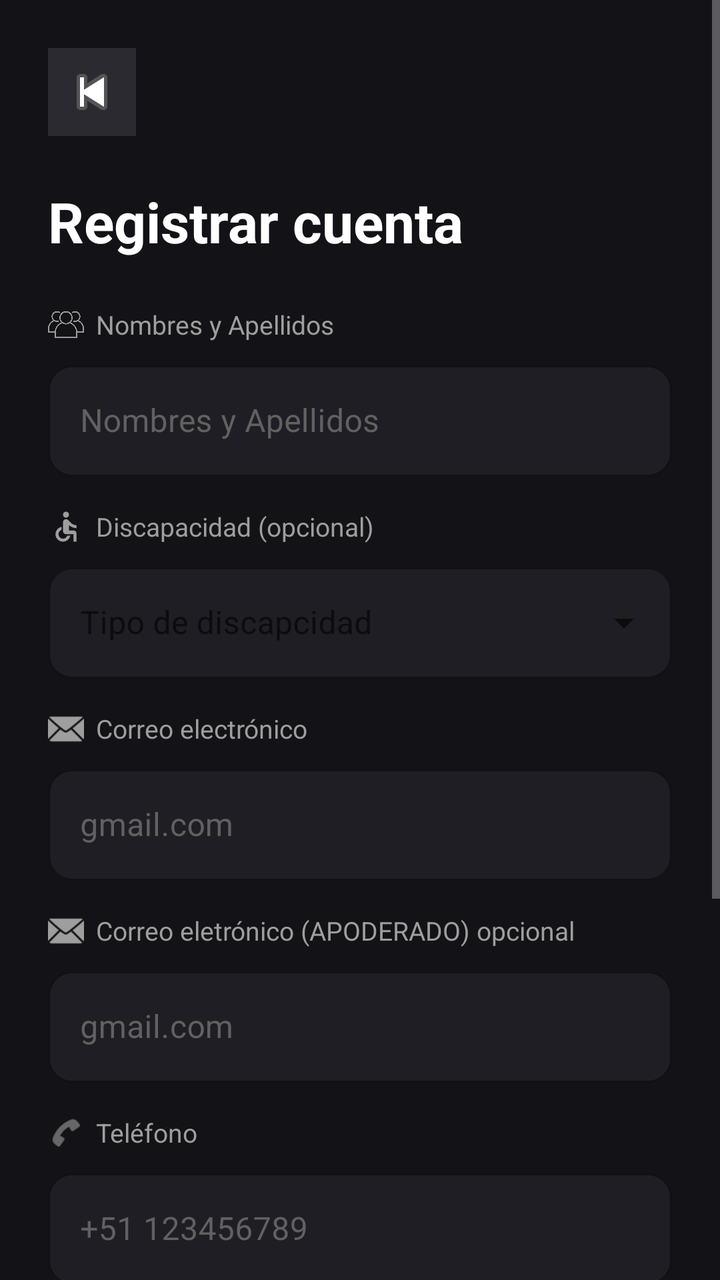
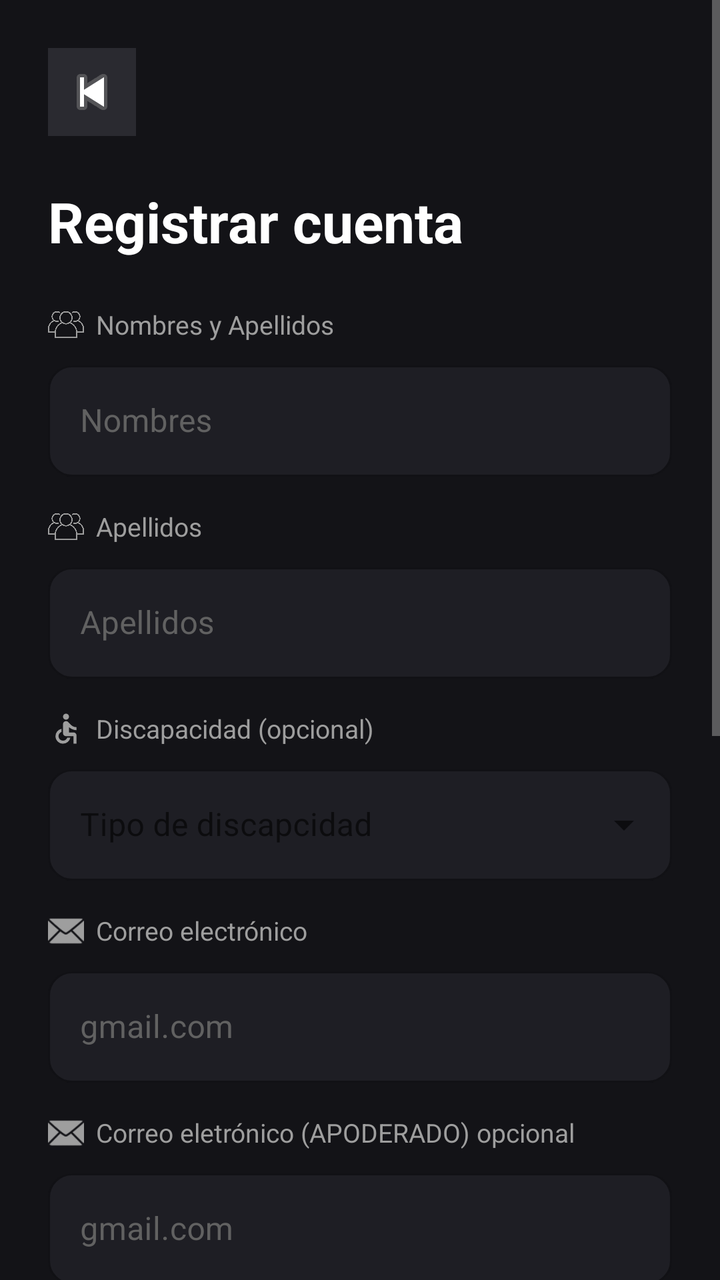

Compare the two renders of this Android layout. The source of the first and the diff that turns it into the second are given below.
<!-- AndroidManifest.xml: application theme Theme.DonappAccess -->
<!-- res/layout/fragment_register_user.xml -->
<?xml version="1.0" encoding="utf-8"?>
<ScrollView xmlns:android="http://schemas.android.com/apk/res/android"
    xmlns:app="http://schemas.android.com/apk/res-auto"
    android:layout_width="match_parent"
    android:layout_height="match_parent"
    android:fillViewport="true"
    android:background="@color/donapp_bg"
    xmlns:tools="http://schemas.android.com/tools"
    >


    <LinearLayout
        android:layout_width="match_parent"
        android:layout_height="wrap_content"
        android:orientation="vertical"
        android:padding="24dp">

        <ImageButton
            android:id="@+id/btnBack"
            android:layout_width="44dp"
            android:layout_height="44dp"
            android:background="@color/donapp_surface"
            android:contentDescription="Volver atrás"
            android:padding="10dp"
            android:src="@android:drawable/ic_media_previous"
            tools:ignore="TouchTargetSizeCheck" />


        <Space
            android:layout_width="match_parent"
            android:layout_height="24dp"/>

        <TextView
            android:layout_width="wrap_content"
            android:layout_height="wrap_content"
            android:text="Registrar cuenta"
            android:textColor="@color/donapp_text_primary"
            android:textSize="28sp"
            android:textStyle="bold"/>

        <Space
            android:layout_width="match_parent"
            android:layout_height="24dp"/>

        <LinearLayout
            android:layout_width="match_parent"
            android:layout_height="wrap_content"
            android:orientation="horizontal"
            android:gravity="center_vertical"
            android:layout_marginBottom="6dp">


            <ImageView
                android:layout_width="18dp"
                android:layout_height="18dp"
                android:src="@drawable/ic_menu_user"
                app:tint="@color/donapp_text_secondary"
                android:contentDescription="Ícono persona"/>

            <TextView
                android:layout_width="wrap_content"
                android:layout_height="wrap_content"
                android:text="Nombres y Apellidos"
                android:textColor="@color/donapp_text_secondary"
                android:textSize="13sp"
                android:layout_marginStart="6dp"/>

        </LinearLayout>

        <com.google.android.material.textfield.TextInputLayout
            android:id="@+id/tilNombres"
            android:layout_width="match_parent"
            android:layout_height="wrap_content">

            <com.google.android.material.textfield.TextInputEditText
                android:id="@+id/etNombres"
                android:layout_width="match_parent"
                android:layout_height="wrap_content"
                android:hint="Nombres y Apellidos"
                android:textColor="@color/donapp_text_primary"
                android:textColorHint="@color/donapp_text_hint"
                android:inputType="textPersonName"
                android:imeOptions="actionNext"/>


        </com.google.android.material.textfield.TextInputLayout>


        <Space android:layout_height="16dp" android:layout_width="match_parent"/>

        <LinearLayout
            android:layout_width="match_parent"
            android:layout_height="wrap_content"
            android:orientation="horizontal"
            android:layout_gravity="center_vertical"
            android:layout_marginBottom="6dp">

            <ImageView
                android:layout_width="18dp"
                android:layout_height="18dp"
                android:src="@drawable/ic_accessibility"
                android:contentDescription="Ícono discapacidad"
                app:tint="@color/donapp_text_secondary" />

            <TextView
                android:layout_width="wrap_content"
                android:layout_height="wrap_content"
                android:text="Discapacidad (opcional)"
                android:textColor="@color/donapp_text_secondary"
                android:textSize="13sp"
                android:layout_marginStart="6dp"/>

        </LinearLayout>
        
        <com.google.android.material.textfield.TextInputLayout
            android:id="@+id/tilDiscapacidad"
            style="@style/Widget.MaterialComponents.TextInputLayout.OutlinedBox.ExposedDropdownMenu"
            android:layout_width="match_parent"
            android:layout_height="wrap_content"
            app:boxBackgroundColor="@color/donapp_input_bg"
            app:boxStrokeColor="@color/donapp_input_stroke"
            app:boxCornerRadiusTopStart="12dp"
            app:boxCornerRadiusTopEnd="12dp"
            app:boxCornerRadiusBottomStart="12dp"
            app:boxCornerRadiusBottomEnd="12dp">

            <AutoCompleteTextView
                android:id="@+id/actvDiscapacidad"
                android:layout_width="match_parent"
                android:layout_height="wrap_content"
                android:hint="Tipo de discapcidad"
                android:textColor="@color/donapp_text_primary"
                android:textColorHint="@color/donapp_text_hint"
                android:inputType="none"
                android:focusable="false"
                tools:ignore="SpeakableTextPresentCheck"/>

        </com.google.android.material.textfield.TextInputLayout>

        <Space android:layout_height="16dp" android:layout_width="match_parent"/>

        <LinearLayout
            android:layout_width="match_parent"
            android:layout_height="wrap_content"
            android:orientation="horizontal"
            android:gravity="center_vertical"
            android:layout_marginBottom="6dp">

            <ImageView
                android:layout_width="18dp"
                android:layout_height="18dp"
                android:src="@android:drawable/ic_dialog_email"
                android:contentDescription="Ícono correo"
                app:tint="@color/donapp_text_secondary" />

            <TextView
                android:layout_width="wrap_content"
                android:layout_height="wrap_content"
                android:text="Correo electrónico"
                android:textColor="@color/donapp_text_secondary"
                android:textSize="13sp"
                android:layout_marginStart="6dp"/>


        </LinearLayout>

        <com.google.android.material.textfield.TextInputLayout
            android:id="@+id/tilCorreo"
            style="@style/Widget.DonappAccess.TextInputLayout"
            android:layout_width="match_parent"
            android:layout_height="wrap_content">

            <com.google.android.material.textfield.TextInputEditText
                android:id="@+id/etCorreo"
                android:layout_width="match_parent"
                android:layout_height="wrap_content"
                android:hint="gmail.com"
                android:textColor="@color/donapp_text_primary"
                android:inputType="textEmailAddress"
                android:imeOptions="actionNext"/>
        </com.google.android.material.textfield.TextInputLayout>

        <Space android:layout_height="16dp" android:layout_width="match_parent"/>


        

        <LinearLayout
            android:layout_width="match_parent"
            android:layout_height="wrap_content"
            android:orientation="horizontal"
            android:gravity="center_vertical"
            android:layout_marginBottom="6dp">


            <ImageView
                android:layout_width="18dp"
                android:layout_height="18dp"
                android:src="@android:drawable/ic_dialog_email"
                app:tint="@color/donapp_text_secondary"
                android:contentDescription="Ícono correo apoderado"/>

            <TextView
                android:layout_width="wrap_content"
                android:layout_height="wrap_content"
                android:text="Correo eletrónico (APODERADO) opcional"
                android:textColor="@color/donapp_text_secondary"
                android:textSize="13sp"
                android:layout_marginStart="6dp"/>


        </LinearLayout>

        <com.google.android.material.textfield.TextInputLayout
            android:id="@+id/tilCorreoApoderado"
            style="@style/Widget.DonappAccess.TextInputLayout"
            android:layout_width="match_parent"
            android:layout_height="wrap_content">
            <com.google.android.material.textfield.TextInputEditText
                android:id="@+id/etCorreoApoderado"
                android:layout_width="match_parent"
                android:layout_height="wrap_content"
                android:hint="gmail.com"
                android:textColorHint="@color/donapp_text_hint"
                android:inputType="textEmailAddress"
                android:imeOptions="actionNext"/>

        </com.google.android.material.textfield.TextInputLayout>

        <Space android:layout_height="16dp" android:layout_width="match_parent"/>


        

        <LinearLayout
            android:layout_width="match_parent"
            android:layout_height="wrap_content"
            android:orientation="horizontal"
            android:layout_marginBottom="6dp">


            <ImageView
                android:layout_width="18dp"
                android:layout_height="18dp"
                android:src="@android:drawable/ic_menu_call"
                app:tint="@color/donapp_text_secondary"
                android:contentDescription="Ícono teléfono"/>

            <TextView
                android:layout_width="match_parent"
                android:layout_height="match_parent"
                android:text="Teléfono"
                android:textColor="@color/donapp_text_secondary"
                android:textSize="13sp"
                android:layout_marginStart="6dp"/>

        </LinearLayout>

        <com.google.android.material.textfield.TextInputLayout
            android:id="@+id/tilTelefono"
            style="@style/Widget.DonappAccess.TextInputLayout"
            android:layout_width="match_parent"
            android:layout_height="wrap_content">

            <com.google.android.material.textfield.TextInputEditText
                android:id="@+id/etTelefono"
                android:layout_width="match_parent"
                android:layout_height="wrap_content"
                android:hint="+51 123456789"
                android:textColor="@color/donapp_text_primary"
                android:textColorHint="@color/donapp_text_hint"
                android:inputType="phone"
                android:imeOptions="actionNext"/>
        </com.google.android.material.textfield.TextInputLayout>

        <Space android:layout_height="16dp" android:layout_width="match_parent"/>

        

        <LinearLayout
            android:layout_width="match_parent"
            android:layout_height="wrap_content"
            android:orientation="horizontal"
            android:gravity="center_vertical"
            android:layout_marginBottom="6dp">

            <ImageView
                android:layout_width="18dp"
                android:layout_height="18dp"
                android:src="@android:drawable/ic_lock_lock"
                app:tint="@color/donapp_text_secondary"
                android:contentDescription="Ícono contraseña"/>

            <TextView
                android:layout_width="wrap_content"
                android:layout_height="wrap_content"
                android:text="Contraseña"
                android:textColor="@color/donapp_text_secondary"
                android:textSize="13sp"
                android:layout_marginStart="6dp"/>

        </LinearLayout>

        <com.google.android.material.textfield.TextInputLayout
            android:id="@+id/tilPassword"
            android:layout_width="match_parent"
            android:layout_height="wrap_content"
            app:endIconMode="password_toggle"
            app:endIconTint="@color/donapp_primary">


            <com.google.android.material.textfield.TextInputEditText
                android:id="@+id/etPassword"
                android:layout_width="match_parent"
                android:layout_height="wrap_content"
                android:hint="*****************"
                android:textColor="@color/donapp_primary"
                android:textColorHint="@color/donapp_text_secondary"
                android:inputType="textPassword"
                android:imeOptions="actionDone"/>
        </com.google.android.material.textfield.TextInputLayout>

        <Space android:layout_height="16dp" android:layout_width="match_parent"/>

        
        <com.google.android.material.button.MaterialButton
            android:id="@+id/btnCrearCuenta"
            android:layout_width="match_parent"
            android:layout_height="56dp"
            android:text="Crear Cuenta"
            android:textColor="@color/donapp_bg"
            android:textSize="16sp"
            android:textStyle="bold"
            app:backgroundTint="@color/donapp_primary"
            app:cornerRadius="12dp"/>

        

        <LinearLayout
            android:layout_width="match_parent"
            android:layout_height="wrap_content"
            android:orientation="horizontal">

            <CheckBox
                android:id="@+id/cbTerminos"
                android:layout_width="wrap_content"
                android:layout_height="wrap_content"
                android:buttonTint="@color/donapp_primary"/>


            <TextView
                android:layout_width="wrap_content"
                android:layout_height="wrap_content"
                android:text="Aceptas nuestros"
                android:textColor="@color/donapp_text_secondary"
                android:textSize="11sp"/>


            <TextView
                android:id="@+id/tvTerminosLink"
                android:layout_width="wrap_content"
                android:layout_height="wrap_content"
                android:layout_marginStart="5dp"
                android:clickable="true"
                android:focusable="true"
                android:minHeight="48dp"
                android:text="Términos de servicio / Política de privacidad"
                android:textColor="@color/donapp_primary"
                android:textSize="11sp" />


        </LinearLayout>



        <Space android:layout_height="24dp" android:layout_width="match_parent"/>

    </LinearLayout>

</ScrollView>
<!-- resources referenced by this layout -->
<resources>
  <color name="donapp_bg">#131317</color>
  <color name="donapp_input_bg">#1E1E24</color>
  <color name="donapp_input_stroke">#3A3A42</color>
  <color name="donapp_primary">#FFCA28</color>
  <color name="donapp_surface">#2A2A30</color>
  <color name="donapp_text_hint">#616161</color>
  <color name="donapp_text_primary">#FFFFFF</color>
  <color name="donapp_text_secondary">#9E9E9E</color>
  <!-- drawable ic_accessibility (drawable) -->
  <vector xmlns:android="http://schemas.android.com/apk/res/android" android:height="24dp" android:tint="#000000" android:viewportHeight="960" android:viewportWidth="960" android:width="24dp">
        
      <path android:fillColor="@android:color/white" android:pathData="M423.5,216.5Q400,193 400,160Q400,127 423.5,103.5Q447,80 480,80Q513,80 536.5,103.5Q560,127 560,160Q560,193 536.5,216.5Q513,240 480,240Q447,240 423.5,216.5ZM680,880L680,680Q680,680 680,680Q680,680 680,680L480,680Q447,680 423.5,656.5Q400,633 400,600L400,360Q400,327 423.5,303.5Q447,280 480,280Q504,280 521.5,290.5Q539,301 559,324Q614,390 658.5,414.5Q703,439 760,440L760,520Q707,520 653,497Q599,474 560,442L560,580L680,580Q713,580 736.5,603.5Q760,627 760,660L760,880L680,880ZM400,880Q317,880 258.5,821.5Q200,763 200,680Q200,608 245.5,553Q291,498 360,484L360,566Q325,580 302.5,610.5Q280,641 280,680Q280,730 315,765Q350,800 400,800Q439,800 469.5,777.5Q500,755 514,720L596,720Q582,789 527,834.5Q472,880 400,880Z"/>
      
  </vector>
  <!-- drawable ic_menu_user: png bitmap (drawable, 20632 bytes) -->
  <style name="Widget.DonappAccess.TextInputLayout" parent="Widget.MaterialComponents.TextInputLayout.OutlinedBox">
          <item name="boxBackgroundColor">@color/donapp_input_bg</item>
          <item name="boxStrokeColor">@color/donapp_input_stroke</item>
          <item name="boxStrokeWidth">1dp</item>
          <item name="boxCornerRadiusTopStart">12dp</item>
          <item name="boxCornerRadiusTopEnd">12dp</item>
          <item name="boxCornerRadiusBottomStart">12dp</item>
          <item name="boxCornerRadiusBottomEnd">12dp</item>
          <item name="hintTextColor">@color/donapp_text_hint</item>
          <item name="android:textColorHint">@color/donapp_text_hint</item>
      </style>
  <style name="Theme.DonappAccess" parent="Theme.MaterialComponents.DayNight.NoActionBar">
  
          
          <item name="colorPrimary">@color/donapp_primary</item>
          <item name="colorPrimaryDark">@color/donapp_primary_dark</item>
          <item name="colorAccent">@color/donapp_secondary</item>
  
          
          <item name="android:windowBackground">@color/donapp_bg</item>
          <item name="android:colorBackground">@color/donapp_bg</item>
          <item name="colorSurface">@color/donapp_surface</item>
  
          
          <item name="android:textColorPrimary">@color/donapp_text_primary</item>
          <item name="android:textColorSecondary">@color/donapp_text_secondary</item>
          <item name="android:textColorHint">@color/donapp_text_hint</item>
  
          
          <item name="android:statusBarColor">@color/donapp_bg</item>
          <item name="android:windowLightStatusBar">false</item>
  
          
          <item name="android:navigationBarColor">@color/donapp_bg</item>
  
          
          <item name="textInputStyle">@style/Widget.DonappAccess.TextInputLayout</item>
  
          
          <item name="materialButtonStyle">@style/Widget.DonappAccess.Button</item>
  
      </style>
  <color name="donapp_primary_dark">#F5B800</color>
  <color name="donapp_secondary">#FF7700</color>
  <style name="Widget.DonappAccess.Button" parent="Widget.MaterialComponents.Button">
          <item name="backgroundTint">@color/donapp_primary</item>
          <item name="android:textColor">@color/donapp_bg</item>
          <item name="android:textStyle">bold</item>
          <item name="android:textSize">16sp</item>
          <item name="cornerRadius">12dp</item>
          <item name="android:paddingTop">14dp</item>
          <item name="android:paddingBottom">14dp</item>
      </style>
</resources>

<!-- the commit's change to res/layout/fragment_register_user.xml (unified diff, before → after) -->
@@ -76,7 +76,7 @@
                 android:id="@+id/etNombres"
                 android:layout_width="match_parent"
                 android:layout_height="wrap_content"
-                android:hint="Nombres y Apellidos"
+                android:hint="Nombres"
                 android:textColor="@color/donapp_text_primary"
                 android:textColorHint="@color/donapp_text_hint"
                 android:inputType="textPersonName"
@@ -85,6 +85,48 @@
 
         </com.google.android.material.textfield.TextInputLayout>
 
+        <Space android:layout_height="16dp" android:layout_width="match_parent"/>
+        <LinearLayout
+            android:layout_width="match_parent"
+            android:layout_height="wrap_content"
+            android:orientation="horizontal"
+            android:gravity="center_vertical"
+            android:layout_marginBottom="6dp">
+
+
+            <ImageView
+                android:layout_width="18dp"
+                android:layout_height="18dp"
+                android:src="@drawable/ic_menu_user"
+                app:tint="@color/donapp_text_secondary"
+                android:contentDescription="Ícono persona"/>
+
+            <TextView
+                android:layout_width="wrap_content"
+                android:layout_height="wrap_content"
+                android:text="Apellidos"
+                android:textColor="@color/donapp_text_secondary"
+                android:textSize="13sp"
+                android:layout_marginStart="6dp"/>
+
+        </LinearLayout>
+        <com.google.android.material.textfield.TextInputLayout
+            android:id="@+id/tilApellidos"
+            android:layout_width="match_parent"
+            android:layout_height="wrap_content">
+
+            <com.google.android.material.textfield.TextInputEditText
+                android:id="@+id/etApellidos"
+                android:layout_width="match_parent"
+                android:layout_height="wrap_content"
+                android:hint="Apellidos"
+                android:textColor="@color/donapp_text_primary"
+                android:textColorHint="@color/donapp_text_hint"
+                android:inputType="textPersonName"
+                android:imeOptions="actionNext"/>
+
+
+        </com.google.android.material.textfield.TextInputLayout>
 
         <Space android:layout_height="16dp" android:layout_width="match_parent"/>
 
@@ -272,6 +314,51 @@
                 android:inputType="phone"
                 android:imeOptions="actionNext"/>
         </com.google.android.material.textfield.TextInputLayout>
+
+        <Space android:layout_height="16dp" android:layout_width="match_parent"/>
+        <LinearLayout
+            android:layout_width="match_parent"
+            android:layout_height="wrap_content"
+            android:orientation="horizontal"
+            android:layout_marginBottom="6dp">
+
+
+            <ImageView
+                android:layout_width="18dp"
+                android:layout_height="18dp"
+                android:src="@android:drawable/ic_menu_agenda"
+                app:tint="@color/donapp_text_secondary"
+                android:contentDescription="Ícono DNI"/>
+
+            <TextView
+                android:layout_width="match_parent"
+                android:layout_height="match_parent"
+                android:text="DNI"
+                android:textColor="@color/donapp_text_secondary"
+                android:textSize="13sp"
+                android:layout_marginStart="6dp"/>
+
+        </LinearLayout>
+
+        <com.google.android.material.textfield.TextInputLayout
+            android:id="@+id/tilDni"
+            style="@style/Widget.DonappAccess.TextInputLayout"
+            android:layout_width="match_parent"
+            android:layout_height="wrap_content">
+
+            <com.google.android.material.textfield.TextInputEditText
+                android:id="@+id/etDni"
+                android:layout_width="match_parent"
+                android:layout_height="wrap_content"
+                android:hint="12345678"
+                android:textColor="@color/donapp_text_primary"
+                android:textColorHint="@color/donapp_text_hint"
+                android:inputType="number"
+                android:maxLength="8"
+                android:imeOptions="actionNext"/>
+        </com.google.android.material.textfield.TextInputLayout>
+
+
 
         <Space android:layout_height="16dp" android:layout_width="match_parent"/>
 
